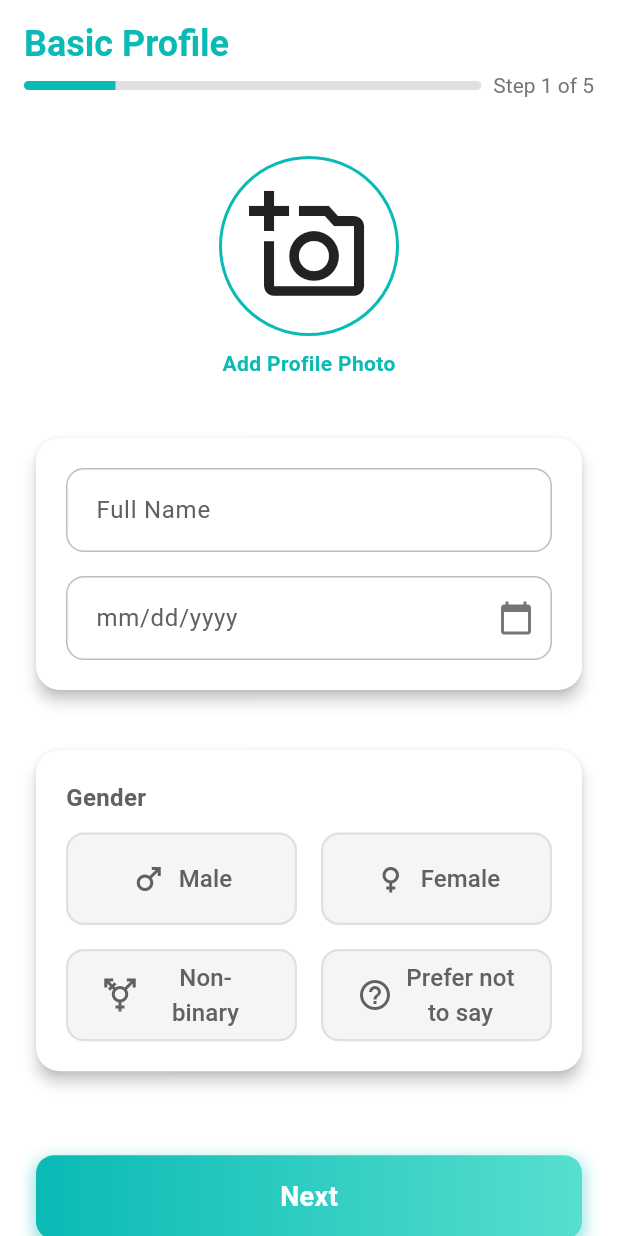
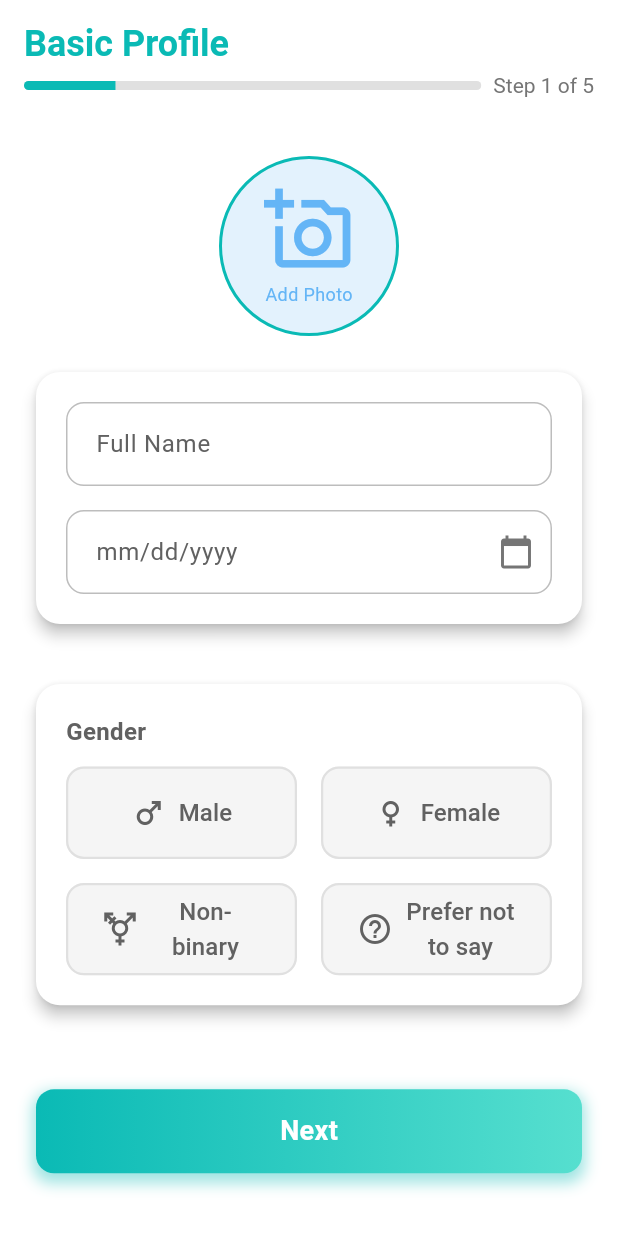
Before and after one commit to Thanaphum-6510110194/G6-Health-Tracking, a Flutter app: the BasicProfileScreen screen opened directly, on a phone screen of 412 x 824 dp. Run offline on Flutter 3.47's test engine with Material 3 defaults, Android fonts, the phone set to English and light mode, and no system bars; our stand-ins replace cloud_firestore, firebase_auth, firebase_core, flutter_svg, image_picker; accounts and stored records are empty.

Commit message:
Add profile feature and stored in emulator

```diff
--- a/lib/screens/profile_page.dart
+++ b/lib/screens/profile_page.dart
@@ -1,5 +1,8 @@
 import 'package:flutter/material.dart';
-import 'package:intl/intl.dart'; // Add this for date formatting
+import 'package:intl/intl.dart';
+import 'dart:io'; // สำหรับ File
+import 'package:image_picker/image_picker.dart'; // สำหรับเลือกรูปภาพ
+import 'package:path_provider/path_provider.dart'; // สำหรับหา path ในเครื่อง
 
 class BasicProfileScreen extends StatefulWidget {
   const BasicProfileScreen({super.key});
@@ -13,7 +16,100 @@ class _BasicProfileScreenState extends State<BasicProfileScreen> {
   final TextEditingController _dateOfBirthController = TextEditingController();
   String? _selectedGender; // To store the selected gender
 
-  // Function to show date picker
+  File? _profileImageFile; // สำหรับเก็บไฟล์รูปภาพที่เลือกจากเครื่องและบันทึกไว้
+
+  @override
+  void initState() {
+    super.initState();
+    _loadProfileData(); // โหลดข้อมูลโปรไฟล์รวมถึงรูปภาพที่บันทึกไว้ในเครื่อง
+  }
+
+  // ฟังก์ชันสำหรับโหลดข้อมูลโปรไฟล์ (จาก SharedPreferences หรือ Local Database)
+  // และโหลดรูปภาพจาก path ที่บันทึกไว้
+  Future<void> _loadProfileData() async {
+    // ในแอปจริง คุณจะโหลด fullName, dateOfBirth, gender จาก SharedPreferences/Local DB
+    // ตัวอย่าง: SharedPreferences prefs = await SharedPreferences.getInstance();
+    // _fullNameController.text = prefs.getString('fullName') ?? '';
+    // _dateOfBirthController.text = prefs.getString('dateOfBirth') ?? '';
+    // _selectedGender = prefs.getString('gender');
+
+    // ส่วนนี้คือการโหลดรูปโปรไฟล์ที่เก็บในเครื่อง
+    try {
+      final directory = await getApplicationDocumentsDirectory();
+      final imagePath = '${directory.path}/profile.png'; // Path ที่เราจะเก็บรูป
+
+      final File savedImage = File(imagePath);
+      if (await savedImage.exists()) {
+        setState(() {
+          _profileImageFile = savedImage;
+        });
+      }
+    } catch (e) {
+      print('Error loading local profile image: $e');
+      // อาจจะแสดง SnackBar หรือ log ข้อผิดพลาด
+    }
+  }
+
+  // ฟังก์ชันสำหรับเลือกรูปภาพและบันทึกลงในเครื่อง
+  Future<void> _pickAndSaveImage() async {
+    final ImagePicker picker = ImagePicker();
+    final XFile? pickedFile = await picker.pickImage(source: ImageSource.gallery);
+
+    if (pickedFile != null) {
+      final File pickedImage = File(pickedFile.path);
+
+      try {
+        final directory = await getApplicationDocumentsDirectory();
+        final String imagePath = '${directory.path}/profile.png';
+
+        // บันทึกไฟล์รูปภาพลงใน directory นั้น
+        final File savedImage = await pickedImage.copy(imagePath);
+
+        setState(() {
+          _profileImageFile = savedImage; // อัปเดตไฟล์รูปภาพที่แสดงผล
+        });
+
+        if (mounted) {
+          ScaffoldMessenger.of(context).showSnackBar(
+            const SnackBar(content: Text('Profile picture saved locally!')),
+          );
+        }
+      } catch (e) {
+        print('Error saving image locally: $e');
+        if (mounted) {
+          ScaffoldMessenger.of(context).showSnackBar(
+            SnackBar(content: Text('Failed to save profile picture locally: $e')),
+          );
+        }
+      }
+    }
+  }
+
+  // ฟังก์ชันสำหรับลบรูปโปรไฟล์
+  Future<void> _deleteProfileImage() async {
+    if (_profileImageFile != null) {
+      try {
+        await _profileImageFile!.delete(); // ลบไฟล์รูปภาพ
+        setState(() {
+          _profileImageFile = null; // ตั้งค่าเป็น null เพื่อแสดง Icon แทน
+        });
+        if (mounted) {
+          ScaffoldMessenger.of(context).showSnackBar(
+            const SnackBar(content: Text('Profile picture deleted!')),
+          );
+        }
+      } catch (e) {
+        print('Error deleting image locally: $e');
+        if (mounted) {
+          ScaffoldMessenger.of(context).showSnackBar(
+            SnackBar(content: Text('Failed to delete profile picture: $e')),
+          );
+        }
+      }
+    }
+  }
+
+  // ฟังก์ชันสำหรับแสดง Date Picker
   Future<void> _selectDate(BuildContext context) async {
     DateTime? pickedDate = await showDatePicker(
       context: context,
@@ -24,14 +120,14 @@ class _BasicProfileScreenState extends State<BasicProfileScreen> {
         return Theme(
           data: ThemeData.light().copyWith(
             colorScheme: ColorScheme.light(
-              primary: const Color(0xFF0ABAB5), // สีสำหรับ Header ของ DatePicker (เปลี่ยนเป็น 0ABAB5)
-              onPrimary: Colors.white, // สีของตัวอักษรใน Header
-              surface: Colors.white, // สีพื้นหลังของ DatePicker
-              onSurface: Colors.black, // สีของตัวอักษรวันที่
+              primary: const Color(0xFF0ABAB5),
+              onPrimary: Colors.white,
+              surface: Colors.white,
+              onSurface: Colors.black,
             ),
             textButtonTheme: TextButtonThemeData(
               style: TextButton.styleFrom(
-                foregroundColor: const Color(0xFF0ABAB5), // สีของปุ่ม "CANCEL" และ "OK" ใน DatePicker (เปลี่ยนเป็น 0ABAB5)
+                foregroundColor: const Color(0xFF0ABAB5),
               ),
             ),
           ),
@@ -57,9 +153,9 @@ class _BasicProfileScreenState extends State<BasicProfileScreen> {
   @override
   Widget build(BuildContext context) {
     return Scaffold(
-      backgroundColor: Colors.white, // ตั้งค่าสีพื้นหลังของ Scaffold เป็นสีขาว
+      backgroundColor: Colors.white,
       appBar: AppBar(
-        toolbarHeight: 80, // Adjust toolbar height as needed
+        toolbarHeight: 80,
         backgroundColor: Colors.white,
         elevation: 0,
         title: Column(
@@ -68,7 +164,7 @@ class _BasicProfileScreenState extends State<BasicProfileScreen> {
             Text(
               'Basic Profile',
               style: TextStyle(
-                color: const Color(0xFF0ABAB5), // สีหัวข้อ (เปลี่ยนเป็น 0ABAB5)
+                color: const Color(0xFF0ABAB5),
                 fontSize: 24,
                 fontWeight: FontWeight.bold,
               ),
@@ -78,11 +174,11 @@ class _BasicProfileScreenState extends State<BasicProfileScreen> {
               children: [
                 Expanded(
                   child: ClipRRect(
-                    borderRadius: BorderRadius.circular(10), // กำหนดรัศมีโค้งมน
+                    borderRadius: BorderRadius.circular(10),
                     child: LinearProgressIndicator(
-                      value: 1 / 5, // Changed to 1 / 5 for 5 steps
+                      value: 1 / 5,
                       backgroundColor: Colors.grey[300],
-                      color: const Color(0xFF0ABAB5), // สี Progress Bar (เปลี่ยนเป็น 0ABAB5)
+                      color: const Color(0xFF0ABAB5),
                       minHeight: 6,
                     ),
                   ),
@@ -106,50 +202,100 @@ class _BasicProfileScreenState extends State<BasicProfileScreen> {
           crossAxisAlignment: CrossAxisAlignment.center,
           children: <Widget>[
             // Profile Picture Section
+            // ใช้ Stack เพื่อวางซ้อนรูปโปรไฟล์และปุ่มลบ
+            Stack(
+              alignment: Alignment.center, // จัดให้อยู่ตรงกลาง Stack
+              children: [
                 GestureDetector(
-              onTap: () {
-                // TODO: Implement image picking logic
-                ScaffoldMessenger.of(context).showSnackBar(
-                  const SnackBar(content: Text('Add Profile Photo tapped! (Not implemented yet)')),
-                );
-              },
-              child: Column(
-                children: [
-                  Container(
+                  onTap: _pickAndSaveImage, // เรียกใช้ฟังก์ชันเลือกและบันทึกรูปภาพ
+                  child: Container(
                     width: 120,
                     height: 120,
                     decoration: BoxDecoration(
                       shape: BoxShape.circle,
-                      border: Border.all(color: const Color(0xFF0ABAB5), width: 2), // สีขอบเป็น 0ABAB5
+                      color: Colors.blue[50],
+                      border: Border.all(color: const Color(0xFF0ABAB5), width: 2),
                     ),
-                    child: Icon(
+                    child: _profileImageFile != null // ถ้ามีไฟล์รูปภาพที่บันทึกไว้
+                        ? ClipOval(
+                            child: Image.file(
+                              _profileImageFile!,
+                              key: ValueKey(_profileImageFile!.lastModifiedSync()),
+                              width: 120,
+                              height: 120,
+                              fit: BoxFit.cover,
+                            ),
+                          )
+                        : Column( // ถ้าไม่มีรูปภาพใดๆ
+                            mainAxisAlignment: MainAxisAlignment.center,
+                            children: [
+                              Icon(
                                 Icons.add_a_photo_outlined,
-                      size: 80,
+                                size: 60,
+                                color: Colors.blue[300],
                               ),
-                  ),
-                  const SizedBox(height: 8),
+                              const SizedBox(height: 4),
                               Text(
-                    'Add Profile Photo',
+                                'Add Photo', // เปลี่ยนข้อความให้สั้นลง
                                 style: TextStyle(
-                      color: const Color(0xFF0ABAB5), // สีข้อความ "Add Profile Photo" (เปลี่ยนเป็น 0ABAB5)
-                      fontWeight: FontWeight.bold,
+                                  color: Colors.blue[300],
+                                  fontSize: 12,
                                 ),
                               ),
                             ],
                           ),
                   ),
-            const SizedBox(height: 32),
+                ),
+                // ปุ่มลบรูปโปรไฟล์ (แสดงเมื่อมีรูปภาพเท่านั้น)
+                if (_profileImageFile != null)
+                  Positioned(
+                    bottom: 0,
+                    child: Column(
+                      mainAxisSize: MainAxisSize.min,
+                      children: [
+                        Container(
+                          width: 120, // ความกว้างเท่ากับวงกลมโปรไฟล์
+                          height: 1, // ความหนาของเส้น
+                          color: Colors.grey[400], // สีของเส้น
+                        ),
+                        GestureDetector( // ใช้ GestureDetector สำหรับปุ่มลบ
+                          onTap: _deleteProfileImage,
+                          child: Container(
+                            width: 120, // ความกว้างเท่ากับวงกลมโปรไฟล์
+                            padding: const EdgeInsets.symmetric(vertical: 4.0),
+                            decoration: BoxDecoration(
+                              color: Colors.white.withOpacity(0.8), // พื้นหลังปุ่มลบ
+                              borderRadius: const BorderRadius.only(
+                                bottomLeft: Radius.circular(60), // ทำให้โค้งตามวงกลม
+                                bottomRight: Radius.circular(60),
+                              ),
+                            ),
+                            child: Icon(
+                              Icons.delete, // ไอคอนถังขยะ
+                              color: Colors.red[400],
+                              size: 24,
+                            ),
+                          ),
+                        ),
+                      ],
+                    ),
+                  ),
+              ],
+            ),
+            const SizedBox(height: 16), // ลดระยะห่างจาก 32 เป็น 16
+            // ลบ Text 'Add Profile Photo' เดิมออก เนื่องจากย้ายไปอยู่ในวงกลมแล้ว
+            // const SizedBox(height: 32), // ลบออก
 
             // Full Name และ Date of Birth ใน Card
             Card(
               color: Colors.white,
-              elevation: 4, // เพิ่มเงา
+              elevation: 4,
               shape: RoundedRectangleBorder(
-                borderRadius: BorderRadius.circular(16), // ขอบโค้งมน
+                borderRadius: BorderRadius.circular(16),
               ),
-              margin: const EdgeInsets.symmetric(vertical: 8.0), // Margin รอบ Card
+              margin: const EdgeInsets.symmetric(vertical: 8.0),
               child: Padding(
-                padding: const EdgeInsets.all(20.0), // Padding ภายใน Card
+                padding: const EdgeInsets.all(20.0),
                 child: Column(
                   crossAxisAlignment: CrossAxisAlignment.start,
                   children: [
@@ -159,76 +305,76 @@ class _BasicProfileScreenState extends State<BasicProfileScreen> {
                       decoration: InputDecoration(
                         labelText: 'Full Name',
                         labelStyle: TextStyle(
-                          color: Colors.grey[700], // สีของ Label Text
+                          color: Colors.grey[700],
                         ),
                         floatingLabelStyle: const TextStyle(
-                          color: Color(0xFF0ABAB5), // สีของ Label Text เมื่อโฟกัส (เปลี่ยนเป็น 0ABAB5)
+                          color: Color(0xFF0ABAB5),
                         ),
                         border: OutlineInputBorder(
                           borderRadius: BorderRadius.circular(12),
                           borderSide: BorderSide(
-                            color: Colors.grey.shade400!, // สีขอบ TextField ปกติ
+                            color: Colors.grey.shade400!,
                           ),
                         ),
                         focusedBorder: OutlineInputBorder(
                           borderRadius: BorderRadius.circular(12),
                           borderSide: const BorderSide(
-                            color: Color(0xFF0ABAB5), // สีขอบ TextField เมื่อโฟกัส (เปลี่ยนเป็น 0ABAB5)
+                            color: Color(0xFF0ABAB5),
                             width: 2.0,
                           ),
                         ),
                         enabledBorder: OutlineInputBorder(
                           borderRadius: BorderRadius.circular(12),
                           borderSide: BorderSide(
-                            color: Colors.grey.shade400!, // สีขอบ TextField เมื่อไม่ได้โฟกัส
+                            color: Colors.grey.shade400!,
                           ),
                         ),
                         contentPadding: const EdgeInsets.symmetric(vertical: 16, horizontal: 16),
                       ),
-                      style: const TextStyle(color: Colors.black87), // สีของข้อความที่กรอก
+                      style: const TextStyle(color: Colors.black87),
                     ),
                     const SizedBox(height: 16),
 
                     // Date of Birth Text Field
                     TextField(
                       controller: _dateOfBirthController,
-                      readOnly: true, // Make it read-only so date picker is used
+                      readOnly: true,
                       onTap: () => _selectDate(context),
                       decoration: InputDecoration(
                         labelText: 'mm/dd/yyyy',
                         labelStyle: TextStyle(
-                          color: Colors.grey[700], // สีของ Label Text
+                          color: Colors.grey[700],
                         ),
                         floatingLabelStyle: const TextStyle(
-                          color: Color(0xFF0ABAB5), // สีของ Label Text เมื่อโฟกัส (เปลี่ยนเป็น 0ABAB5)
+                          color: Color(0xFF0ABAB5),
                         ),
                         border: OutlineInputBorder(
                           borderRadius: BorderRadius.circular(12),
                           borderSide: BorderSide(
-                            color: Colors.grey.shade400!, // สีขอบ TextField ปกติ
+                            color: Colors.grey.shade400!,
                           ),
                         ),
                         focusedBorder: OutlineInputBorder(
                           borderRadius: BorderRadius.circular(12),
                           borderSide: const BorderSide(
-                            color: Color(0xFF0ABAB5), // สีขอบ TextField เมื่อโฟกัส (เปลี่ยนเป็น 0ABAB5)
+                            color: Color(0xFF0ABAB5),
                             width: 2.0,
                           ),
                         ),
                         enabledBorder: OutlineInputBorder(
                           borderRadius: BorderRadius.circular(12),
                           borderSide: BorderSide(
-                            color: Colors.grey.shade400!, // สีขอบ TextField เมื่อไม่ได้โฟกัส
+                            color: Colors.grey.shade400!,
                           ),
                         ),
                         suffixIcon: IconButton(
                           icon: const Icon(Icons.calendar_today),
                           onPressed: () => _selectDate(context),
-                          color: Colors.grey[600], // สี Icon ของปฏิทิน
+                          color: Colors.grey[600],
                         ),
                         contentPadding: const EdgeInsets.symmetric(vertical: 16, horizontal: 16),
                       ),
-                      style: const TextStyle(color: Colors.black87), // สีของข้อความที่กรอก
+                      style: const TextStyle(color: Colors.black87),
                     ),
                   ],
                 ),
@@ -239,13 +385,13 @@ class _BasicProfileScreenState extends State<BasicProfileScreen> {
             // Gender Section ใน Card
             Card(
               color: Colors.white,
-              elevation: 4, // เพิ่มเงา
+              elevation: 4,
               shape: RoundedRectangleBorder(
-                borderRadius: BorderRadius.circular(16), // ขอบโค้งมน
+                borderRadius: BorderRadius.circular(16),
               ),
-              margin: const EdgeInsets.symmetric(vertical: 8.0), // Margin รอบ Card
+              margin: const EdgeInsets.symmetric(vertical: 8.0),
               child: Padding(
-                padding: const EdgeInsets.all(20.0), // Padding ภายใน Card
+                padding: const EdgeInsets.all(20.0),
                 child: Column(
                   crossAxisAlignment: CrossAxisAlignment.start,
                   children: [
@@ -291,6 +437,7 @@ class _BasicProfileScreenState extends State<BasicProfileScreen> {
                   print('Full Name: ${_fullNameController.text}');
                   print('Date of Birth: ${_dateOfBirthController.text}');
                   print('Selected Gender: $_selectedGender');
+                  // ในแอปจริง คุณอาจจะบันทึกข้อมูลเหล่านี้ลง SharedPreferences หรือ Local Database
                   ScaffoldMessenger.of(context).showSnackBar(
                     const SnackBar(content: Text('Next button tapped!')),
                   );
@@ -343,12 +490,12 @@ class _BasicProfileScreenState extends State<BasicProfileScreen> {
         });
       },
       style: ElevatedButton.styleFrom(
-        backgroundColor: isSelected ? const Color(0xFFE0F7FA) : Colors.grey[100], // Background color เมื่อเลือก (ฟ้าอ่อนมาก)
-        foregroundColor: isSelected ? const Color(0xFF0ABAB5) : Colors.grey[700], // Text/Icon color เมื่อเลือก (เปลี่ยนเป็น 0ABAB5)
+        backgroundColor: isSelected ? const Color(0xFFE0F7FA) : Colors.grey[100],
+        foregroundColor: isSelected ? const Color(0xFF0ABAB5) : Colors.grey[700],
         shape: RoundedRectangleBorder(
           borderRadius: BorderRadius.circular(12),
           side: BorderSide(
-            color: isSelected ? const Color(0xFF0ABAB5) : Colors.grey.shade300!, // สีขอบเมื่อเลือก (เปลี่ยนเป็น 0ABAB5)
+            color: isSelected ? const Color(0xFF0ABAB5) : Colors.grey.shade300!,
             width: 1.5,
           ),
         ),
@@ -360,7 +507,7 @@ class _BasicProfileScreenState extends State<BasicProfileScreen> {
           Icon(
             iconData,
             size: 24,
-            color: isSelected ? const Color(0xFF0ABAB5) : Colors.grey[700], // สี Icon (เปลี่ยนเป็น 0ABAB5)
+            color: isSelected ? const Color(0xFF0ABAB5) : Colors.grey[700],
           ),
           const SizedBox(width: 8),
           Flexible(
--- a/pubspec.yaml
+++ b/pubspec.yaml
@@ -31,10 +31,13 @@ dependencies:
   flutter:
     sdk: flutter
   intl: ^0.19.0
+  image_picker: ^1.1.2
   firebase_core: ^2.24.2
   firebase_auth: ^4.17.8
   cloud_firestore: ^4.13.0
   flutter_svg: ^2.0.10+1
+  path_provider: ^2.1.3
+
 
   # The following adds the Cupertino Icons font to your application.
   # Use with the CupertinoIcons class for iOS style icons.
```
Also changed, not shown: lib/screens/login_screen.dart (+6 -6 lines), pubspec.lock, 5 other files. Lines whose indentation alone changed are shown as unchanged.
